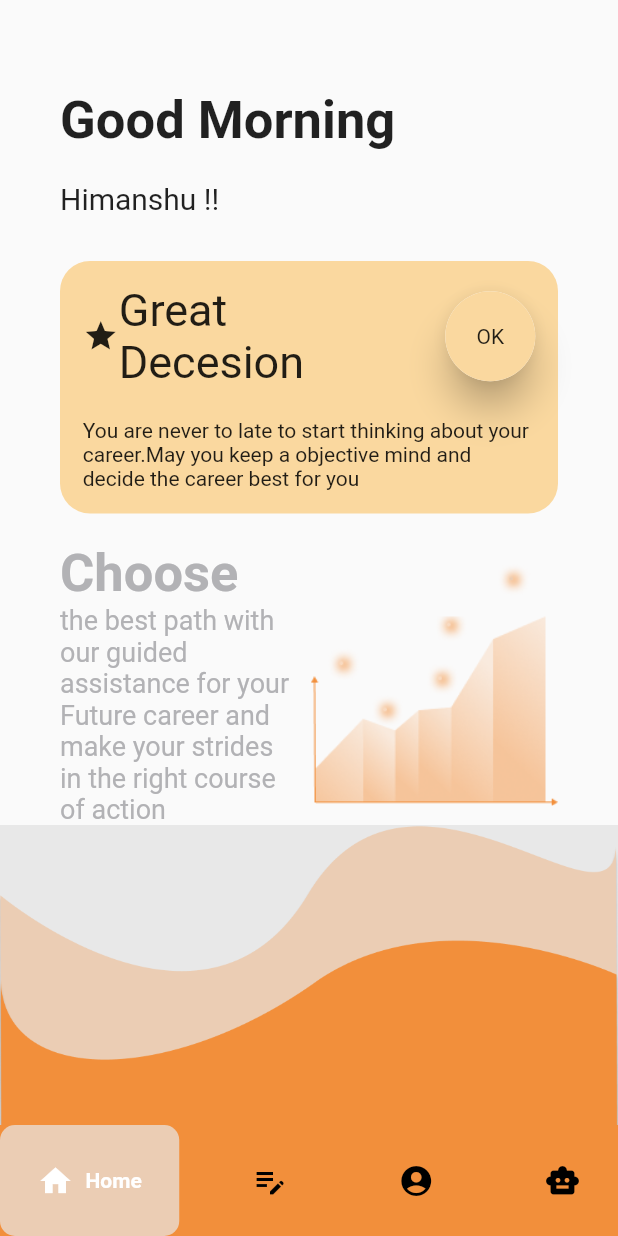
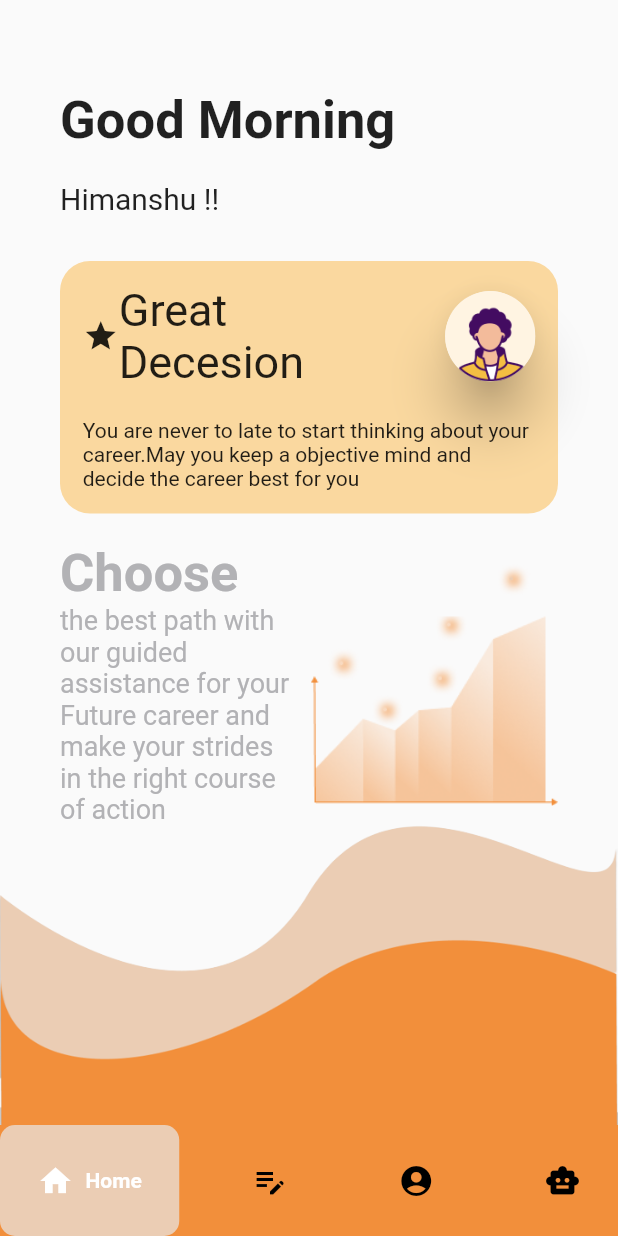
Before and after one commit to Gaurav232003/CareerWise-, a Flutter app: the screen it shows after launch, after a tap on "L O G I N", on a phone screen of 412 x 824 dp. Run offline on Flutter 3.47's test engine with Material 2 defaults, Android fonts, the phone set to English and light mode, and no system bars; drawn by our look-alikes of google_nav_bar; our stand-ins replace firebase_auth, firebase_core, google_fonts; accounts and stored records are empty.

Commit message:
minorChanges5

```diff
--- a/lib/pages/homepage.dart
+++ b/lib/pages/homepage.dart
@@ -145,24 +145,14 @@ class Home_Page extends StatelessWidget {
                               );
                             },
                             child: Material(
-                              elevation:
-                                  10.0, // Set the elevation value to give it a shadow.
-                              shape: CircleBorder(), // Create a circular shape.
-                              child: Container(
-                                width:
-                                    60.0, // Set the width of the circular container.
-                                height:
-                                    60.0, // Set the height of the circular container.
-                                decoration: BoxDecoration(
-                                    shape: BoxShape.circle,
-                                    color: Color(
-                                        0xFFFAD89F) // Set the background color of the circular container.
-                                    ),
-                                child: Center(
-                                  child: Text(
-                                    'OK',
-                                    textAlign: TextAlign.center,
-                                  ),
+                              elevation: 15.0,
+                              shape: CircleBorder(),
+                              child: SizedBox(
+                                width: 60.0,
+                                height: 60.0,
+                                child: Image.asset(
+                                  'assets/user_icon.png',
+                                  fit: BoxFit.cover,
                                 ),
                               ),
                             ),
```
Also changed, not shown: assets/bg2.png, assets/user_icon.png (added).
